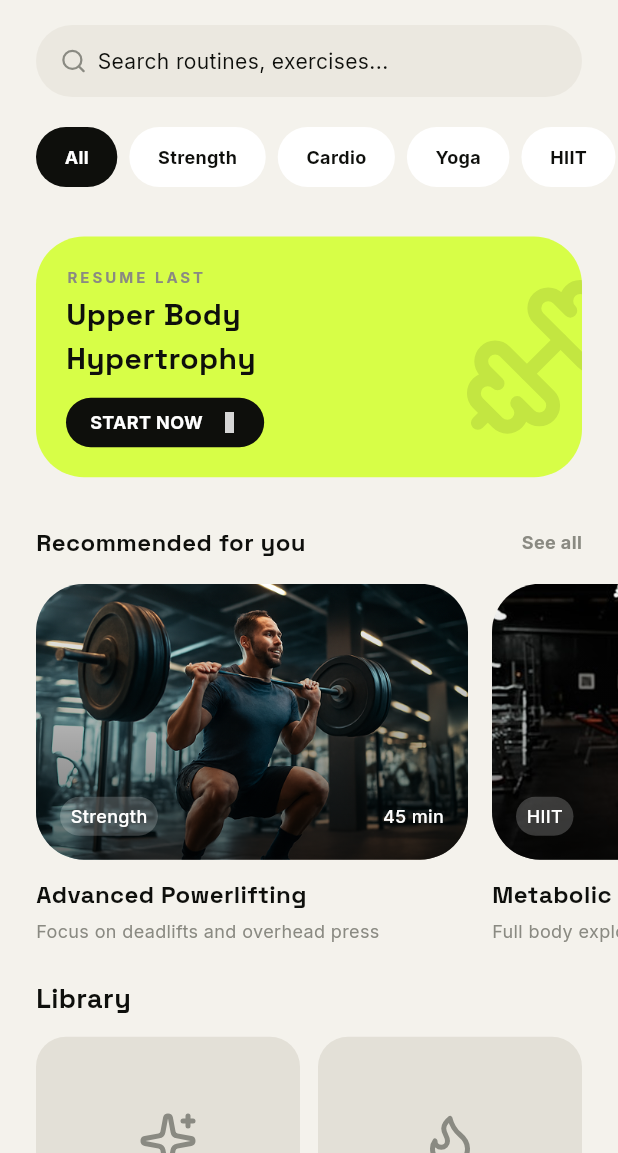
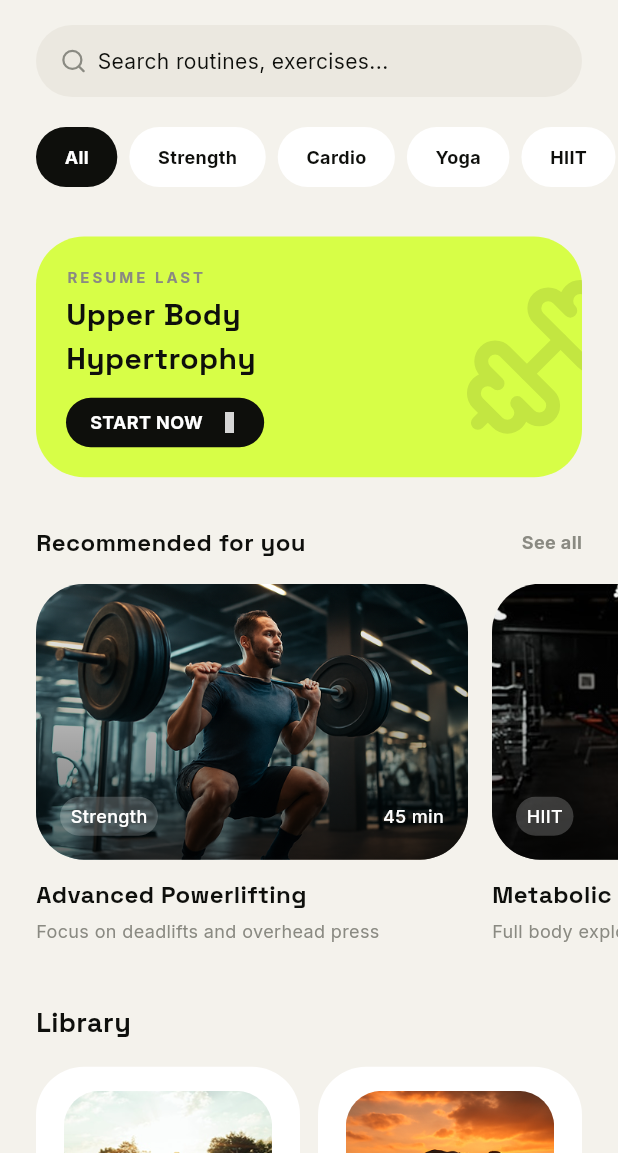
Before and after one commit to ashiq-dev-codes/droplet_flutter, a Flutter app: the WorkoutsPage widget shown alone on an empty page, opened directly, on a phone screen of 412 x 824 dp, the part 83-1236 px from its top. Run offline on Flutter 3.47's test engine with Material 3 defaults, Android fonts, the phone set to English and light mode, and no system bars; our stand-ins replace device_preview, lucide_icons_flutter; grey boxes are pictures that could not be loaded.

Commit message:
Refactor code structure for improved readability and maintainability

```diff
--- a/lib/features/workouts/presentation/page/workouts_page.dart
+++ b/lib/features/workouts/presentation/page/workouts_page.dart
@@ -44,7 +44,7 @@ class WorkoutsPage extends StatelessWidget {
 
             // Recommended
             _RecommendedSection(),
-            SizedBox(height: 24),
+            SizedBox(height: 32),
 
             // Library
             _LibrarySection(),
@@ -379,6 +379,7 @@ class _RecommendedSection extends StatelessWidget {
             separatorBuilder: (_, _) => const SizedBox(width: 16),
           ),
         ),
+        const SizedBox(height: 8),
       ],
     );
   }
@@ -416,20 +417,22 @@ class _LibrarySection extends StatelessWidget {
           const Text(
             'Library',
             style: TextStyle(
+              fontSize: 18,
+              fontWeight: FontWeight.bold,
+              color: AppColors.textPrimary,
               fontFamily: AppFont.spaceGrotesk,
-              fontWeight: FontWeight.w700,
-              fontSize: 18,
-              color: AppColors.textPrimary,
             ),
           ),
-          const SizedBox(height: 12),
+          const SizedBox(height: 16),
           Row(
             children: [
               Expanded(
-                child: _libraryCard('Yoga & Flow', LucideIcons.sparkles),
+                child: _libraryCard('Yoga & Flow', AppImages.libraryImg1),
               ),
               const SizedBox(width: 12),
-              Expanded(child: _libraryCard('Pure Cardio', LucideIcons.flame)),
+              Expanded(
+                child: _libraryCard('Pure Cardio', AppImages.libraryImg2),
+              ),
             ],
           ),
         ],
@@ -437,38 +440,44 @@ class _LibrarySection extends StatelessWidget {
     );
   }
 
-  Widget _libraryCard(String title, IconData icon) {
+  Widget _libraryCard(String title, String image) {
     return Column(
       crossAxisAlignment: CrossAxisAlignment.start,
       children: [
         Container(
-          height: 139,
-          width: double.infinity,
+          padding: EdgeInsets.all(16),
           decoration: BoxDecoration(
-            color: AppColors.surface,
-            borderRadius: BorderRadius.circular(20),
+            color: AppColors.white,
+            borderRadius: BorderRadius.circular(32),
           ),
-          child: Icon(icon, size: 40, color: AppColors.textSecondary),
+          child: Column(
+            children: [
+              ClipRRect(
+                borderRadius: BorderRadius.circular(24),
+                child: Image.asset(image, width: 139, height: 139),
               ),
-        const SizedBox(height: 8),
+              SizedBox(height: 12),
               Row(
                 mainAxisAlignment: MainAxisAlignment.spaceBetween,
                 children: [
                   Text(
                     title,
                     style: const TextStyle(
+                      fontSize: 14,
+                      fontWeight: FontWeight.bold,
+                      color: AppColors.textPrimary,
                       fontFamily: AppFont.spaceGrotesk,
-                fontWeight: FontWeight.w700,
-                fontSize: 14,
-                color: AppColors.textPrimary,
                     ),
                   ),
                   Icon(
-              LucideIcons.playCircle,
+                    LucideIcons.arrowRight,
                     size: 16,
                     color: AppColors.textSecondary,
                   ),
                 ],
+              ),
+            ],
+          ),
         ),
       ],
     );
@@ -485,18 +494,24 @@ class _FavoritesSection extends StatelessWidget {
       child: Column(
         crossAxisAlignment: CrossAxisAlignment.start,
         children: [
+          Row(
+            mainAxisAlignment: MainAxisAlignment.spaceBetween,
+            children: [
               const Text(
                 'Favorites',
                 style: TextStyle(
+                  fontSize: 18,
+                  fontWeight: FontWeight.bold,
+                  color: AppColors.textPrimary,
                   fontFamily: AppFont.spaceGrotesk,
-              fontWeight: FontWeight.w700,
-              fontSize: 18,
-              color: AppColors.textPrimary,
                 ),
               ),
+              Icon(LucideIcons.heart, size: 18, color: AppColors.accentOrange),
+            ],
+          ),
+          const SizedBox(height: 16),
+          _favoriteTile('Morning Mobility A', '15 mins · Light', 12),
           const SizedBox(height: 12),
-          _favoriteTile('Morning Mobility A', '15 mins · Light', 12),
-          const SizedBox(height: 8),
           _favoriteTile('Full Body Burn', '45 mins · Advanced', 45),
         ],
       ),
@@ -505,9 +520,9 @@ class _FavoritesSection extends StatelessWidget {
 
   Widget _favoriteTile(String title, String subtitle, int index) {
     return Container(
-      padding: const EdgeInsets.symmetric(horizontal: 16, vertical: 12),
+      padding: const EdgeInsets.all(12),
       decoration: BoxDecoration(
-        color: AppColors.surface,
+        color: AppColors.white,
         borderRadius: BorderRadius.circular(24),
       ),
       child: Row(
@@ -517,16 +532,16 @@ class _FavoritesSection extends StatelessWidget {
             width: 48,
             height: 48,
             decoration: BoxDecoration(
-              color: AppColors.white,
-              borderRadius: BorderRadius.circular(12),
+              color: AppColors.backgroundDark,
+              borderRadius: BorderRadius.circular(20),
             ),
             alignment: Alignment.center,
             child: Text(
               '$index',
               style: const TextStyle(
-                fontFamily: AppFont.spaceGrotesk,
-                fontWeight: FontWeight.w700,
                 fontSize: 16,
+                fontFamily: AppFont.inter,
+                fontWeight: FontWeight.bold,
                 color: AppColors.textPrimary,
               ),
             ),
@@ -539,28 +554,35 @@ class _FavoritesSection extends StatelessWidget {
                 Text(
                   title,
                   style: const TextStyle(
+                    fontSize: 14,
+                    fontWeight: FontWeight.bold,
+                    color: AppColors.textPrimary,
                     fontFamily: AppFont.spaceGrotesk,
-                    fontWeight: FontWeight.w700,
-                    fontSize: 14,
-                    color: AppColors.textPrimary,
                   ),
                 ),
                 Text(
                   subtitle,
                   style: const TextStyle(
+                    fontSize: 10,
                     fontFamily: AppFont.inter,
                     fontWeight: FontWeight.w400,
-                    fontSize: 12,
                     color: AppColors.textSecondary,
                   ),
                 ),
               ],
             ),
           ),
-          Icon(
-            LucideIcons.playCircle,
+          Container(
+            padding: EdgeInsets.all(10),
+            decoration: BoxDecoration(
+              shape: BoxShape.circle,
+              color: AppColors.backgroundDark,
+            ),
+            child: Icon(
+              LucideIcons.play,
               size: 20,
-            color: AppColors.textSecondary,
+              color: AppColors.textPrimary,
+            ),
           ),
         ],
       ),
--- a/lib/shared/path/app_images.dart
+++ b/lib/shared/path/app_images.dart
@@ -10,4 +10,8 @@ class AppImages {
   // Recommended
   static const String recommendedImg1 = 'assets/images/recommended_img_1.png';
   static const String recommendedImg2 = 'assets/images/recommended_img_2.png';
+
+  // Library
+  static const String libraryImg1 = 'assets/images/library_img_1.png';
+  static const String libraryImg2 = 'assets/images/library_img_2.png';
 }
```
Also changed, not shown: assets/images/library_img_1.png (added), assets/images/library_img_2.png (added). Lines whose indentation alone changed are shown as unchanged.
